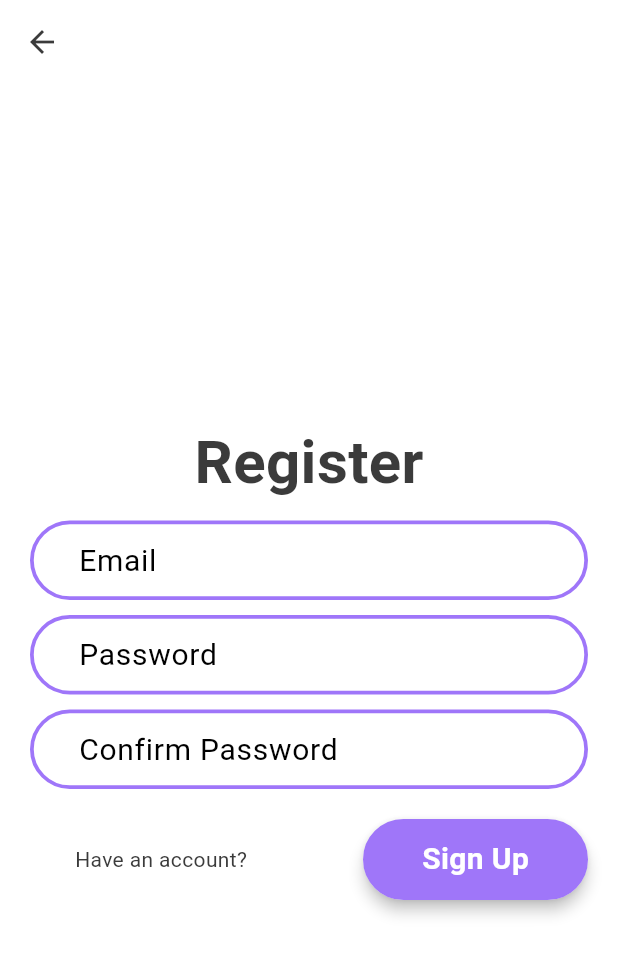
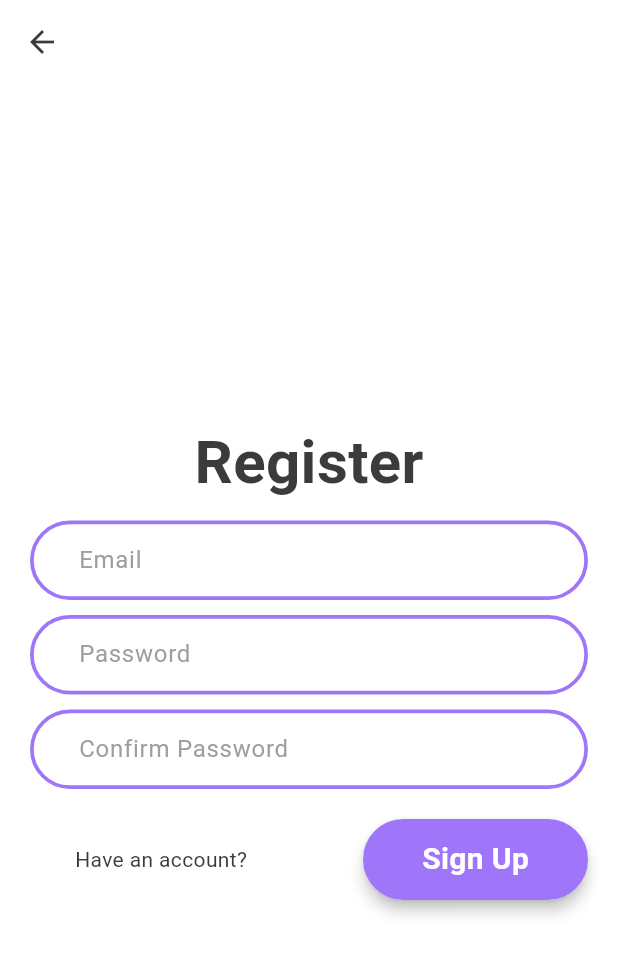
Before and after one commit to limwengni/Tripify, a Flutter app: the screen it shows after launch, after a tap on "Sign Up", on a phone screen of 412 x 824 dp. Shown: the top 955 px of the screen. Run offline on Flutter 3.47's test engine with Material 3 defaults, Android fonts, the phone set to English and light mode, and no system bars; drawn by our look-alikes of loading_overlay; our stand-ins replace firebase_auth, firebase_core, flutter_svg, go_router, rflutter_alert, shared_preferences and 1 more; accounts and stored records are empty.

Commit message:
update the design

```diff
--- a/lib/views/register_page.dart
+++ b/lib/views/register_page.dart
@@ -31,7 +31,7 @@ class _RegistrationScreenState extends State<RegistrationPage> {
         backgroundColor: Colors.white,
         appBar: AppBar(
           leading: IconButton(
-            icon: Icon(Icons.arrow_back),
+            icon: const Icon(Icons.arrow_back),
             onPressed: () {
               Navigator.popAndPushNamed(context, WelcomePage.id);
             },
@@ -59,11 +59,9 @@ class _RegistrationScreenState extends State<RegistrationPage> {
                             onChanged: (value) {
                               _email = value;
                             },
-                            style: const TextStyle(
-                              fontSize: 20,
-                            ),
                             decoration: kTextInputDecoration.copyWith(
-                                hintText: 'Email'),
+                                hintText: 'Email',
+                                hintStyle: const TextStyle(color: Colors.grey)),
                           ),
                         ),
                         const SizedBox(height: 10),
@@ -73,11 +71,9 @@ class _RegistrationScreenState extends State<RegistrationPage> {
                             onChanged: (value) {
                               _password = value;
                             },
-                            style: const TextStyle(
-                              fontSize: 20,
-                            ),
                             decoration: kTextInputDecoration.copyWith(
-                                hintText: 'Password'),
+                                hintText: 'Password',
+                                hintStyle: const TextStyle(color: Colors.grey)),
                           ),
                         ),
                         const SizedBox(height: 10),
@@ -87,17 +83,15 @@ class _RegistrationScreenState extends State<RegistrationPage> {
                             onChanged: (value) {
                               _confirmPassword = value;
                             },
-                            style: const TextStyle(
-                              fontSize: 20,
-                            ),
                             decoration: kTextInputDecoration.copyWith(
-                                hintText: 'Confirm Password'),
+                                hintText: 'Confirm Password',
+                                hintStyle: const TextStyle(color: Colors.grey)),
                           ),
                         ),
                         const SizedBox(height: 20),
                         CustomBottomScreen(
                           textButton: 'Sign Up',
-                          heroTag: 'register_btn',
+                          heroTag: 'signup_btn',
                           question: 'Have an account?',
                           buttonPressed: () async {
                             FocusManager.instance.primaryFocus?.unfocus();
@@ -144,7 +138,8 @@ class _RegistrationScreenState extends State<RegistrationPage> {
                             }
                           },
                           questionPressed: () {
-                            Navigator.popAndPushNamed(context, RegistrationPage.id);
+                            Navigator.popAndPushNamed(
+                                context, RegistrationPage.id);
                           },
                         ),
                       ],
--- a/lib/views/welcome_page.dart
+++ b/lib/views/welcome_page.dart
@@ -60,7 +60,7 @@ class WelcomePage extends StatelessWidget {
                   tag: 'signup_btn',
                   child: CustomButton(
                     buttonText: 'Sign Up',
-                    isOutlined: true,
+
                     onPressed: () {
                       Navigator.push(
                         context,
```
Also changed, not shown: lib/views/login_page.dart (+28 -22 lines).
